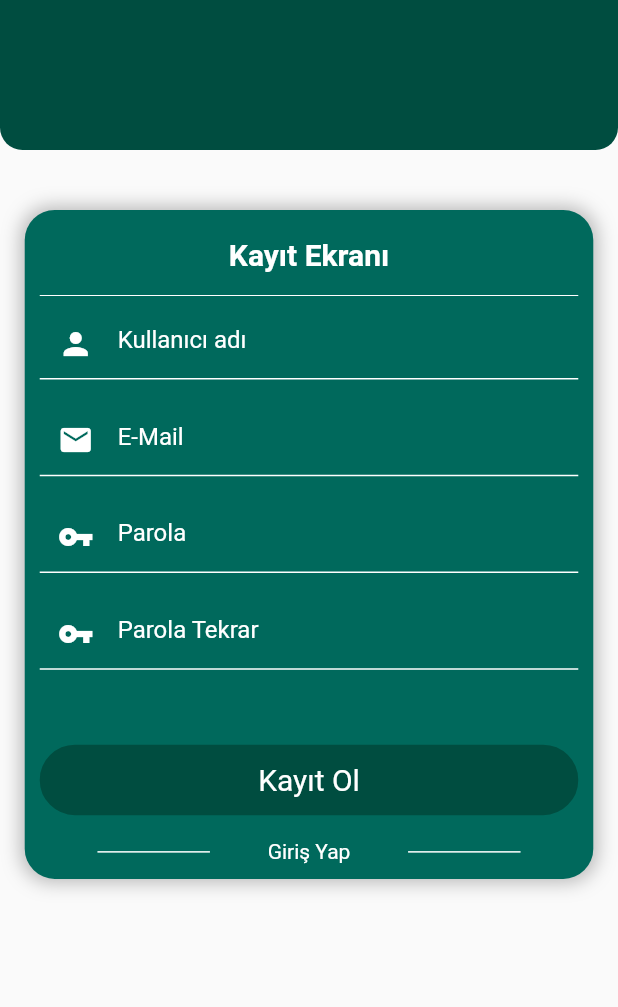
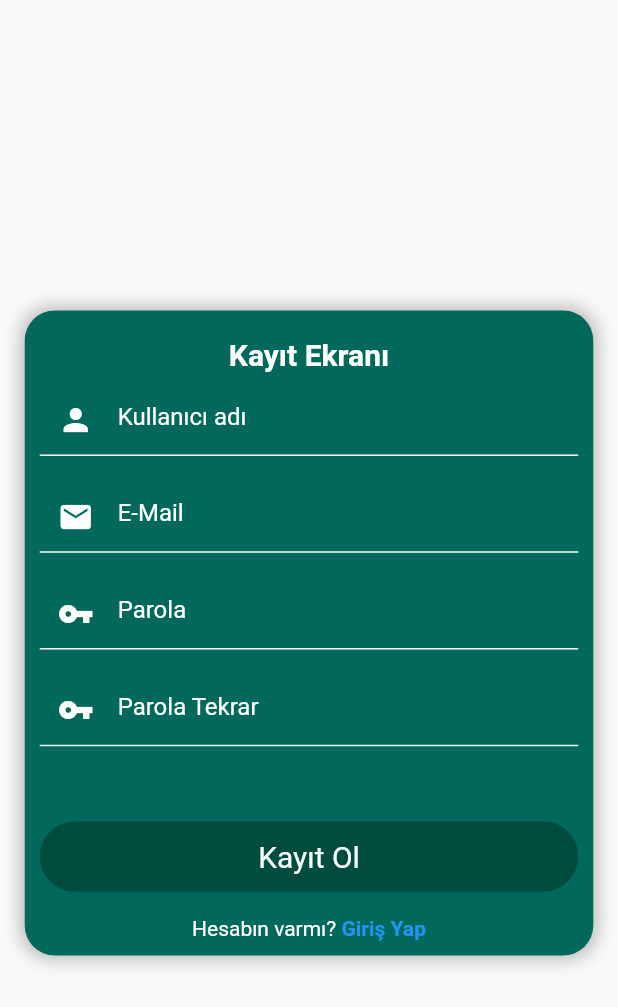
Before and after one commit to Projeyonetimiiii/MusicPlayer, a Flutter app: the screen it shows after launch, after a tap on "Kayıt ol", on a phone screen of 412 x 824 dp. Shown: the top 1007 px of the screen. Run offline on Flutter 3.47's test engine with Material 2 defaults, Android fonts, the phone set to English and light mode, and no system bars; our stand-ins replace cloud_firestore, firebase_auth, firebase_core; accounts and stored records are empty.

```diff
--- a/lib/views/login_screen.dart
+++ b/lib/views/login_screen.dart
@@ -19,14 +19,17 @@ class _LoginScreenState extends State<LoginScreen> {
   Widget build(BuildContext context) {
     var size = MediaQuery.of(context).size;
     return Scaffold(
-        body: ListView(children: [
+      body: Center(
+        child: SingleChildScrollView(
+          physics: BouncingScrollPhysics(),
+          child: Column(
+            children: [
               SizedBox(
                 height: 30,
               ),
               Padding(
                 padding: const EdgeInsets.symmetric(horizontal: 10.0),
                 child: Container(
-          height: size.height * .5,
                   width: size.width * .95,
                   decoration: BoxDecoration(
                     color: Colors.teal.shade800,
@@ -36,7 +39,8 @@ class _LoginScreenState extends State<LoginScreen> {
                           color: Colors.grey.withOpacity(.75),
                           blurRadius: 10,
                           spreadRadius: 2)
-              ]),
+                    ],
+                  ),
                   child: Padding(
                     padding: const EdgeInsets.all(10.0),
                     child: Center(
@@ -49,9 +53,6 @@ class _LoginScreenState extends State<LoginScreen> {
                                     fontWeight: FontWeight.bold,
                                     fontSize: 20,
                                     color: Colors.white)),
-                  ),
-                  Divider(
-                    color: Colors.white,
                           ),
                           TextField(
                               controller: _emailController,
@@ -117,9 +118,10 @@ class _LoginScreenState extends State<LoginScreen> {
                               padding: EdgeInsets.symmetric(vertical: 5),
                               decoration: BoxDecoration(
                                   color: Colors.teal.shade900,
-                          border:
-                              Border.all(color: Colors.teal.shade900, width: 2),
-                          borderRadius: BorderRadius.all(Radius.circular(30))),
+                                  border: Border.all(
+                                      color: Colors.teal.shade900, width: 2),
+                                  borderRadius:
+                                      BorderRadius.all(Radius.circular(30))),
                               child: Padding(
                                 padding: const EdgeInsets.all(5.0),
                                 child: Center(
@@ -136,58 +138,57 @@ class _LoginScreenState extends State<LoginScreen> {
                           SizedBox(
                             height: size.height * 0.02,
                           ),
+                          Row(
+                            mainAxisAlignment: MainAxisAlignment.center,
+                            children: [
+                              Text(
+                                "Hesabın yokmu? ",
+                                style: TextStyle(color: Colors.white),
+                              ),
                               InkWell(
                                 onTap: () {
                                   Navigator.push(
                                       context,
                                       MaterialPageRoute(
-                              builder: (context) => ReqisterScreen()));
+                                          builder: (context) =>
+                                              ReqisterScreen()));
                                 },
-                    child: Row(
-                      mainAxisAlignment: MainAxisAlignment.spaceEvenly,
-                      children: [
-                        Container(
-                          height: 1,
-                          width: 75,
-                          color: Colors.white,
+                                child: Text(
+                                  "Kayıt ol",
+                                  style: TextStyle(
+                                    color: Colors.blue,
+                                    fontWeight: FontWeight.bold,
                                   ),
-                        Text(
-                          "Kayıt ol",
-                          style: TextStyle(color: Colors.white),
                                 ),
-                        Container(
-                          height: 1,
-                          width: 75,
-                          color: Colors.white,
                               ),
                             ],
-                    ),
                           ),
                           SizedBox(
                             height: 20,
                           ),
                           Row(
+                            mainAxisAlignment: MainAxisAlignment.center,
                             children: [
                               MyDivider(),
                               Text(
                                 "Ya Da",
                                 style: TextStyle(
-                            fontSize: 16, fontWeight: FontWeight.bold),
+                                  color: Colors.white,
+                                ),
                               ),
                               MyDivider(),
                             ],
                           ),
-                  Text(
+                          TextButton(
+                            child: Text(
                               "Google ile Oturum Açın",
-                    style: TextStyle(fontSize: 14, fontWeight: FontWeight.bold),
+                              style: TextStyle(
+                                  fontSize: 14, fontWeight: FontWeight.bold),
                             ),
-                  Padding(
-                    padding: const EdgeInsets.all(8.0),
-                    child: InkWell(
-                      onTap: () {
+                            onPressed: () {
                               _authService
-                          .signIn(
-                              _emailController.text, _passwordController.text)
+                                  .signIn(_emailController.text,
+                                      _passwordController.text)
                                   .then((value) {
                                 if (value != null) {
                                   return Navigator.push(
@@ -197,30 +198,31 @@ class _LoginScreenState extends State<LoginScreen> {
                                 }
                               });
                             },
-                      child: CircleAvatar(
-                        maxRadius: 30,
-                        child: Center(
-                          child: Icon(Icons.ac_unit),
                           ),
-                      ),
-                    ),
-                  )
                         ],
                       ),
                     ),
                   ),
                 ),
               ),
-      SizedBox(height: 60),
-    ]));
+            ],
+          ),
+        ),
+      ),
+    );
   }
 
   Widget MyDivider() {
     return Container(
-      height: 10,
+      height: 2,
+      margin: EdgeInsets.symmetric(
+        horizontal: 8,
+      ),
       width: 30,
       decoration: BoxDecoration(
-          color: Colors.black, borderRadius: BorderRadius.circular(15)),
+        color: Colors.white,
+        borderRadius: BorderRadius.circular(15),
+      ),
     );
   }
 }
--- a/lib/views/register_screen.dart
+++ b/lib/views/register_screen.dart
@@ -31,20 +31,11 @@ class _ReqisterScreenState extends State<ReqisterScreen> {
   Widget build(BuildContext context) {
     var size = MediaQuery.of(context).size;
     return Scaffold(
-        body: ListView(
+        body: Center(
+      child: SingleChildScrollView(
+        physics: BouncingScrollPhysics(),
+        child: Column(
           children: [
-        Container(
-          height: 100,
-          width: 500,
-          decoration: BoxDecoration(
-              color: Colors.teal.shade900,
-              borderRadius: BorderRadius.only(
-                  bottomLeft: Radius.circular(15),
-                  bottomRight: Radius.circular(15))),
-        ),
-        SizedBox(
-          height: 20,
-        ),
             Padding(
               padding: const EdgeInsets.only(top: 20.0),
               child: Center(
@@ -73,9 +64,6 @@ class _ReqisterScreenState extends State<ReqisterScreen> {
                                       fontWeight: FontWeight.bold,
                                       fontSize: 20,
                                       color: Colors.white)),
-                        ),
-                        Divider(
-                          color: Colors.white,
                             ),
                             TextField(
                                 controller: _nameController,
@@ -234,32 +222,30 @@ class _ReqisterScreenState extends State<ReqisterScreen> {
                             SizedBox(
                               height: size.height * 0.02,
                             ),
+                            Row(
+                              mainAxisAlignment: MainAxisAlignment.center,
+                              children: [
+                                Text(
+                                  "Hesabın varmı? ",
+                                  style: TextStyle(color: Colors.white),
+                                ),
                                 InkWell(
                                   onTap: () {
                                     Navigator.push(
                                         context,
                                         MaterialPageRoute(
-                              builder: (context) => LoginScreen()));
+                                            builder: (context) =>
+                                                LoginScreen()));
                                   },
-                    child: Row(
-                      mainAxisAlignment: MainAxisAlignment.spaceEvenly,
-                      children: [
-                        Container(
-                          height: 1,
-                          width: 75,
-                          color: Colors.white,
+                                  child: Text(
+                                    "Giriş Yap",
+                                    style: TextStyle(
+                                      color: Colors.blue,
+                                      fontWeight: FontWeight.bold,
                                     ),
-                        Text(
-                          "Giriş Yap",
-                          style: TextStyle(color: Colors.white),
                                   ),
-                        Container(
-                          height: 1,
-                          width: 75,
-                          color: Colors.white,
                                 ),
                               ],
-                    ),
                             ),
                           ],
                         ),
@@ -269,8 +255,9 @@ class _ReqisterScreenState extends State<ReqisterScreen> {
                 ),
               ),
             ),
-        SizedBox(height: 80),
           ],
+        ),
+      ),
     ));
   }
 }
--- a/lib/views/splash.dart
+++ b/lib/views/splash.dart
@@ -1,9 +1,6 @@
 import 'package:flutter/cupertino.dart';
 import 'package:flutter/material.dart';
 import 'package:onlinemusic/views/state.dart';
-
-import 'home.dart';
-import 'register_screen.dart';
 
 class SplashScreen extends StatefulWidget {
   const SplashScreen({Key? key}) : super(key: key);
```
Also changed, not shown: pubspec.lock, 2 other files. Lines whose indentation alone changed are shown as unchanged.
